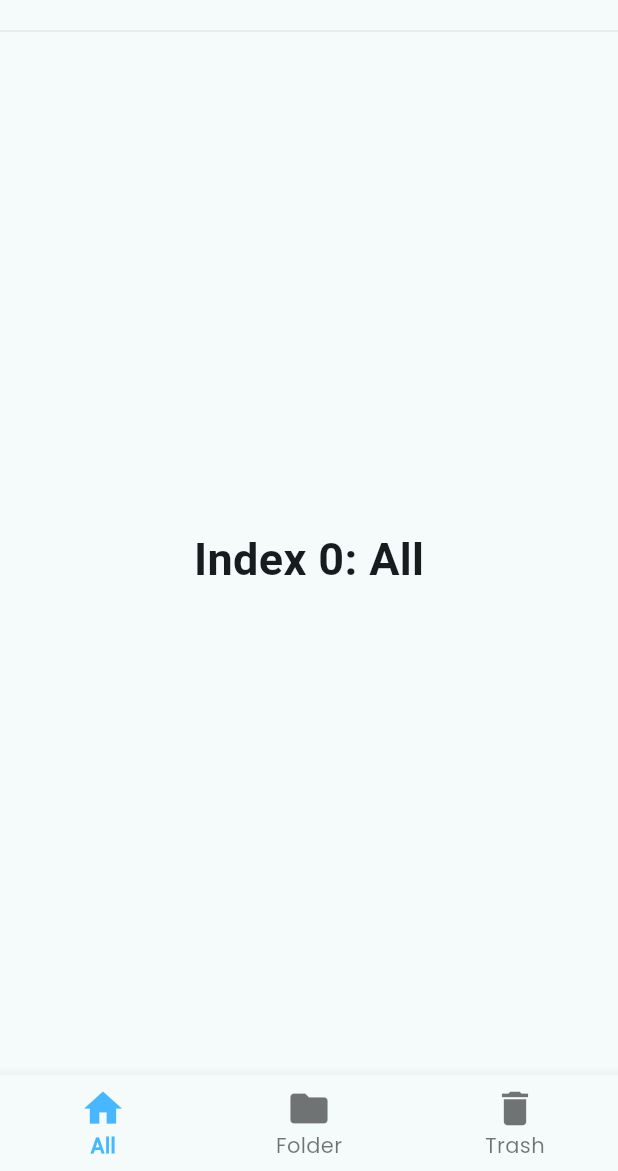
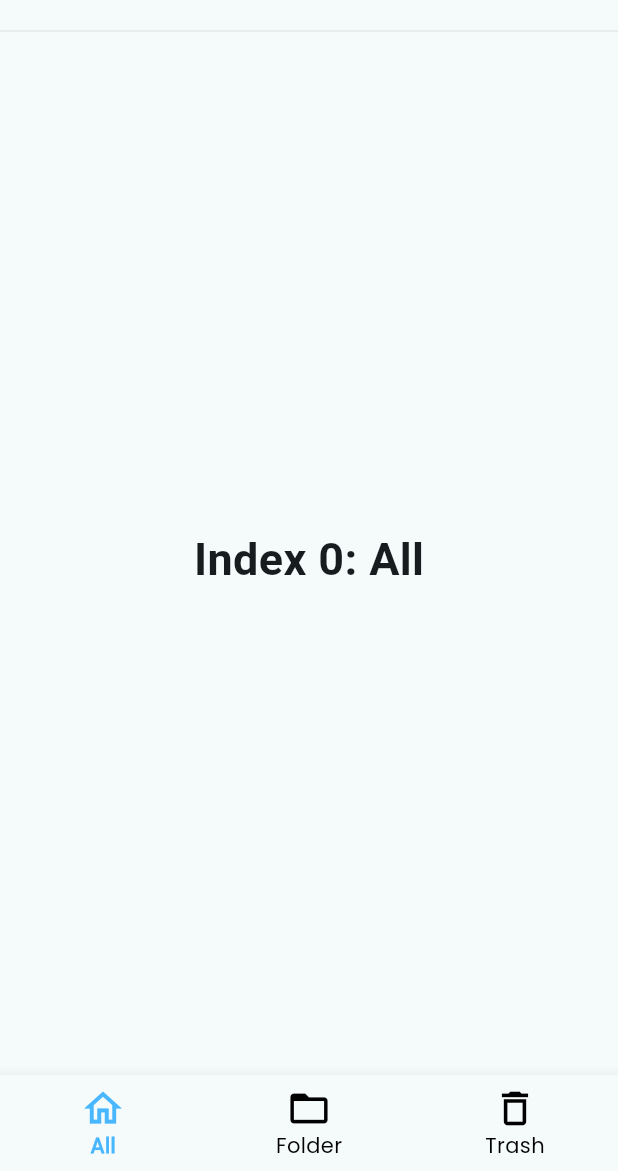
Before and after one commit to saganon/notes-app, a Flutter app: the screen it shows after launch, on a phone screen of 412 x 824 dp, the part 65-1236 px from its top. Run offline on Flutter 3.47's test engine with Material 3 defaults, Android fonts, the phone set to English and light mode, and no system bars.

Commit message:
update bottom nav bar icon and color

```diff
--- a/lib/main.dart
+++ b/lib/main.dart
@@ -107,15 +107,15 @@ class _MyHomePageState extends State<MyHomePage> {
       bottomNavigationBar: BottomNavigationBar(
         items: const <BottomNavigationBarItem>[
           BottomNavigationBarItem(
-            icon: Icon(Icons.home),
+            icon: Icon(Icons.home_outlined),
             label: 'All',
           ),
           BottomNavigationBarItem(
-            icon: Icon(Icons.folder),
+            icon: Icon(Icons.folder_open),
             label: 'Folder',
           ),
           BottomNavigationBarItem(
-            icon: Icon(Icons.delete),
+            icon: Icon(Icons.delete_outline),
             label: 'Trash',
           ),
         ],
@@ -130,8 +130,11 @@ class _MyHomePageState extends State<MyHomePage> {
           fontFamily: 'Poppins',
           fontSize: 14.0,
           fontWeight: FontWeight.w400,
+          color: Color.fromRGBO(0, 0, 0, 1),
         ),
         selectedItemColor: const Color.fromRGBO(72, 183, 255, 1),
+        unselectedItemColor: const Color.fromRGBO(0, 0, 0, 1),
+        type: BottomNavigationBarType.fixed,
         onTap: _onItemTapped,
       ),
     );
```
